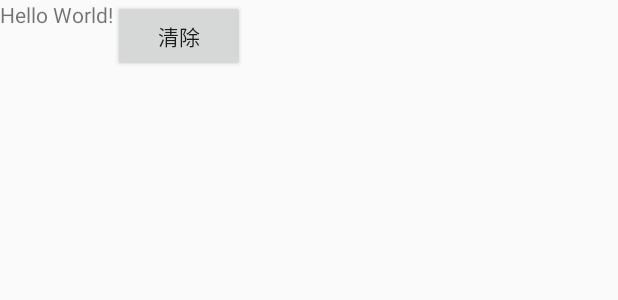
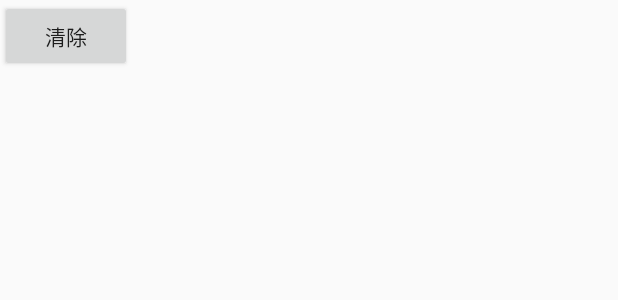
Before and after one commit to xiaoshanChu/signature_demo, an Android app: the layout activity_main.xml on its own in the app's theme, with its tools: preview values and no code run, on a phone screen of 412 x 824 dp. Shown: the top 300 px of the screen. Run offline under Robolectric (Android 15) with nearby library versions, the phone set to English and light mode, and no system bars.

Commit message:
增加清除按钮。

```diff
--- a/app/src/main/java/com/cxs/pre/signaturedemo/MainActivity.java
+++ b/app/src/main/java/com/cxs/pre/signaturedemo/MainActivity.java
@@ -16,8 +16,8 @@ public class MainActivity extends AppCompatActivity {
         setContentView(R.layout.activity_main);
     }
 
-    public void btnClean(View v){
-        signatureView = (SignaturePad)findViewById(R.id.sp_signature);
+    public void btnClean(View v) {
+        signatureView = (SignaturePad) findViewById(R.id.sp_signature);
         signatureView.clear();
     }
 }
--- a/app/src/main/res/layout/activity_main.xml
+++ b/app/src/main/res/layout/activity_main.xml
@@ -1,29 +1,24 @@
 <?xml version="1.0" encoding="utf-8"?>
 <RelativeLayout xmlns:android="http://schemas.android.com/apk/res/android"
+    xmlns:app="http://schemas.android.com/apk/res-auto"
     xmlns:tools="http://schemas.android.com/tools"
     android:layout_width="match_parent"
     android:layout_height="match_parent"
-    xmlns:app="http://schemas.android.com/apk/res-auto"
     tools:context=".MainActivity">
 
-    <TextView
-        android:id="@+id/tv_hello_world"
+    <Button
+        android:id="@+id/btn_clean"
         android:layout_width="wrap_content"
         android:layout_height="wrap_content"
-        android:text="Hello World!" />
-    <Button
-        android:layout_width="wrap_content"
-        android:layout_height="wrap_content"
-        android:layout_toRightOf="@+id/tv_hello_world"
         android:onClick="btnClean"
-        android:text="清除"/>
+        android:text="清除" />
 
     <com.cxs.pre.signaturedemo.signaturepad.views.SignaturePad
         android:id="@+id/sp_signature"
         android:layout_width="match_parent"
         android:layout_height="match_parent"
-        android:layout_marginTop="30dp"
-        app:minWidth="1dp"
-        app:maxWidth="3dp"/>
+        android:layout_below="@+id/btn_clean"
+        app:maxWidth="3dp"
+        app:minWidth="1dp" />
 
 </RelativeLayout>
```
